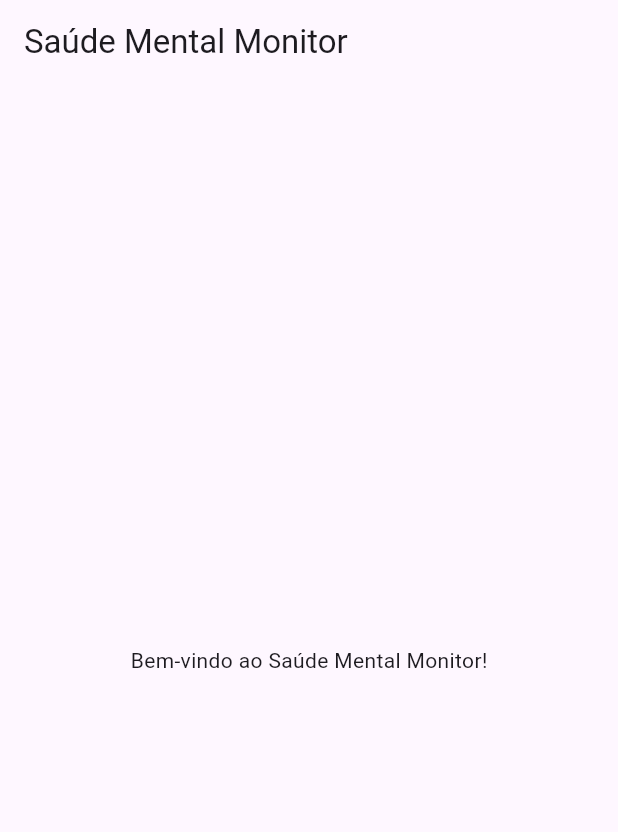
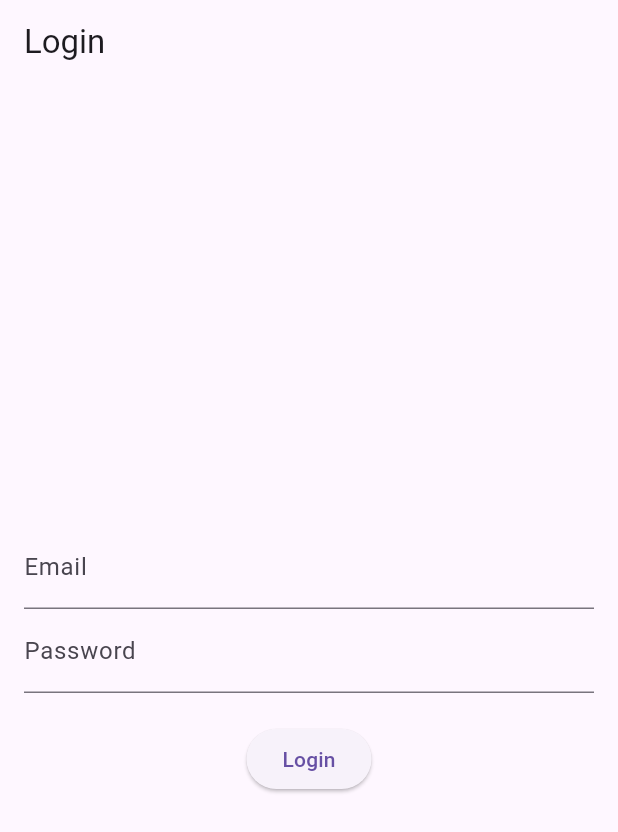
Before and after one commit to viniciushashizume/TrabalhoDispositivosMoveis, a Flutter app: the screen it shows after launch, on a phone screen of 412 x 824 dp. Shown: the top 832 px of the screen. Run offline on Flutter 3.47's test engine with Material 3 defaults, Android fonts, the phone set to English and light mode, and no system bars.

Commit message:
feat: adicionado protótipo inicial da tela de login. Adicionada quais telas o sistema terá

```diff
--- a/projeto_dispositivos_moveis/lib/app/app.dart
+++ b/projeto_dispositivos_moveis/lib/app/app.dart
@@ -9,7 +9,7 @@ class MyApp extends StatelessWidget {
     return MaterialApp(
       title: 'Saúde Mental Monitor',
       theme: ThemeData(primaryColor: Colors.cyan),
-      home: const HomePage(),
+      home: const LoginScreen(),
     );
   }
 }
--- a/projeto_dispositivos_moveis/lib/app/login/loginscreen.dart
+++ b/projeto_dispositivos_moveis/lib/app/login/loginscreen.dart
@@ -0,0 +1,50 @@
+import 'package:flutter/material.dart';
+import 'package:projeto_dispositivos_moveis/app/app.dart';
+
+class LoginScreen extends StatefulWidget {
+  const LoginScreen({super.key});
+
+  @override
+  State<LoginScreen> createState() => _LoginScreenState();
+}
+
+class _LoginScreenState extends State<LoginScreen> {
+  String email = '';
+  String password = '';
+
+  @override
+  Widget build(BuildContext context) {
+    return Scaffold(
+      appBar: AppBar(title: const Text('Login')),
+      body: Padding(
+        padding: const EdgeInsets.all(16.0), //adiciona um padding ao redor do conteúdo
+        child: Column(
+          mainAxisAlignment: MainAxisAlignment.center,
+          children: [
+            TextField( //campo de email
+              onChanged: (value) => setState(() => email = value),
+              decoration: const InputDecoration(labelText: 'Email'),
+            ),
+            TextField( //campo de senha
+              onChanged: (value) => setState(() => password = value),
+              decoration: const InputDecoration(labelText: 'Password'),
+              obscureText: true, //oculta a senha
+            ),
+            const SizedBox(height: 20),
+            ElevatedButton(
+              onPressed: () {
+                if (email == 'user@example.com' && password == 'password') { //verifica se as credenciais estão corretas (futuramente colocar regex)
+                  Navigator.pushReplacement( //navega para a HomePage se o login for bem-sucedido
+                    context,
+                    MaterialPageRoute(builder: (context) => const HomePage()), // mudar posteriormente para a tela de checkin
+                  );
+                }
+              },
+              child: const Text('Login'),
+            ),
+          ],
+        ),
+      ),
+    );
+  }
+}
```
Also changed, not shown: projeto_dispositivos_moveis/lib/app/diary/checkin.dart (added), projeto_dispositivos_moveis/lib/app/diary/diaryentry.dart (added), projeto_dispositivos_moveis/lib/app/signup/signupscreen.dart (added).
